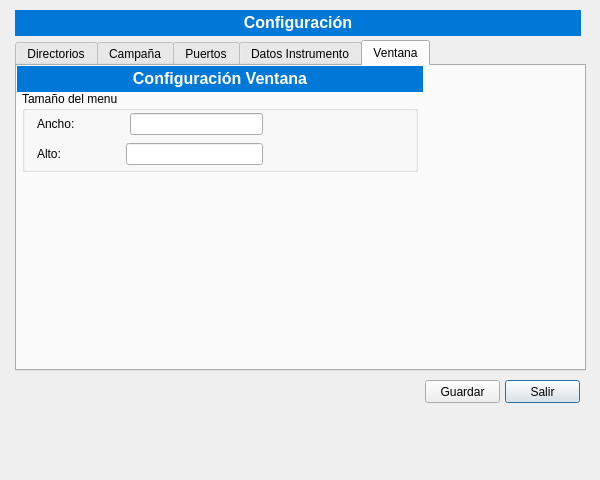
Qt form src/App/ui/Frm_Config.ui (AlvaroCubiella/SIPO) before a commit.
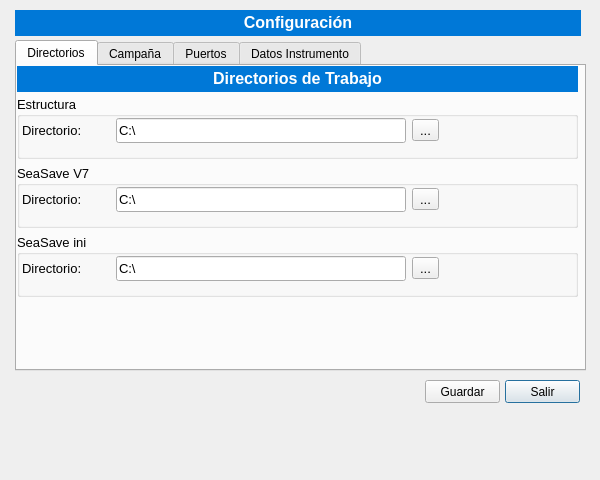
The same form after that commit. The open tabs and pages were chosen to show the change.

```diff
--- a/src/App/ui/Frm_Config.ui
+++ b/src/App/ui/Frm_Config.ui
@@ -1264,104 +1264,6 @@
      </layout>
     </widget>
    </widget>
-   <widget class="QWidget" name="tab_5">
-    <attribute name="title">
-     <string>Ventana</string>
-    </attribute>
-    <widget class="QLabel" name="lbl_Titulo_6">
-     <property name="geometry">
-      <rect>
-       <x>0</x>
-       <y>0</y>
-       <width>406</width>
-       <height>26</height>
-      </rect>
-     </property>
-     <property name="font">
-      <font>
-       <pointsize>12</pointsize>
-       <weight>75</weight>
-       <bold>true</bold>
-      </font>
-     </property>
-     <property name="autoFillBackground">
-      <bool>false</bool>
-     </property>
-     <property name="styleSheet">
-      <string notr="true">background-color: rgb(0, 120, 215);
-color: #fff
-</string>
-     </property>
-     <property name="text">
-      <string>Configuración Ventana</string>
-     </property>
-     <property name="textFormat">
-      <enum>Qt::RichText</enum>
-     </property>
-     <property name="alignment">
-      <set>Qt::AlignCenter</set>
-     </property>
-    </widget>
-    <widget class="QGroupBox" name="groupBox_10">
-     <property name="geometry">
-      <rect>
-       <x>5</x>
-       <y>25</y>
-       <width>396</width>
-       <height>81</height>
-      </rect>
-     </property>
-     <property name="title">
-      <string>Tamaño del menu</string>
-     </property>
-     <widget class="QWidget" name="layoutWidget">
-      <property name="geometry">
-       <rect>
-        <x>15</x>
-        <y>20</y>
-        <width>226</width>
-        <height>57</height>
-       </rect>
-      </property>
-      <layout class="QVBoxLayout" name="verticalLayout_3">
-       <item>
-        <layout class="QHBoxLayout" name="horizontalLayout_25">
-         <property name="spacing">
-          <number>55</number>
-         </property>
-         <item>
-          <widget class="QLabel" name="label_13">
-           <property name="text">
-            <string>Ancho:</string>
-           </property>
-          </widget>
-         </item>
-         <item>
-          <widget class="QLineEdit" name="txt_Ventana_Ancho"/>
-         </item>
-        </layout>
-       </item>
-       <item>
-        <layout class="QHBoxLayout" name="horizontalLayout_26">
-         <property name="spacing">
-          <number>65</number>
-         </property>
-         <item>
-          <widget class="QLabel" name="label_14">
-           <property name="text">
-            <string>Alto:</string>
-           </property>
-          </widget>
-         </item>
-         <item>
-          <widget class="QLineEdit" name="txt_Ventana_Alto"/>
-         </item>
-        </layout>
-       </item>
-      </layout>
-     </widget>
-    </widget>
-   </widget>
   </widget>
  </widget>
  <resources>
```
Left out of the diff: 2 changed lines with no effect on the pictures.
